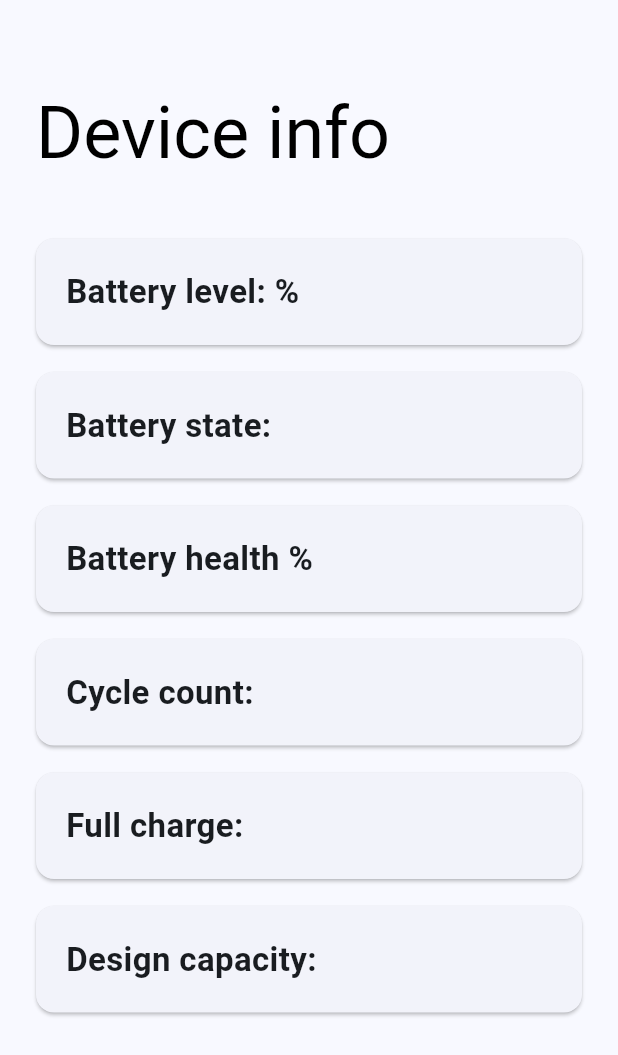
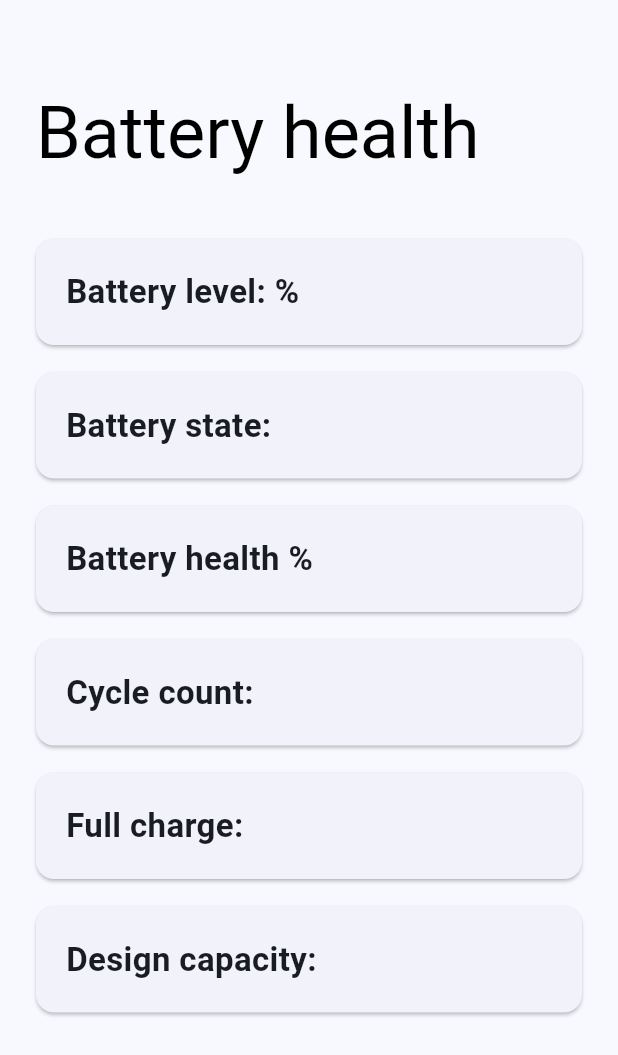
Before and after one commit to Maciek-Hetman/battery_health, a Flutter app: the BatteryHealthView widget shown alone on an empty page, opened directly with empty values, on a phone screen of 412 x 824 dp. Shown: the top 1055 px of the screen. Run offline on Flutter 3.47's test engine with Material 2 defaults, Android fonts, the phone set to English and light mode, and no system bars; drawn by our look-alikes of dynamic_color; our stand-ins replace battery_plus, device_info_plus, font_awesome_flutter, loading_indicator; missing offline and left inert: root, system_info2.

Commit message:
fix app bar title text

```diff
--- a/lib/views/battery_health_view.dart
+++ b/lib/views/battery_health_view.dart
@@ -29,7 +29,7 @@ class BatteryHealthView extends StatelessWidget {
         child: Scrollbar(
             child: CustomScrollView(
           slivers: <Widget>[
-            const ScrollingAppBar(),
+            const ScrollingAppBar("Battery health"),
             SliverList(
               delegate: SliverChildListDelegate([
                 CustomCard("Battery level: $_batteryLevel%"),
--- a/lib/views/device_info_view.dart
+++ b/lib/views/device_info_view.dart
@@ -38,7 +38,7 @@ class DeviceInfoView extends StatelessWidget {
             radius: const Radius.circular(4),
             child: CustomScrollView(
               slivers: <Widget>[
-                const ScrollingAppBar(),
+                const ScrollingAppBar("Device info"),
                 SliverList(
                   delegate: SliverChildListDelegate([
                     CustomCard("Device: $_deviceName"),
--- a/lib/widgets/app_bar_widget.dart
+++ b/lib/widgets/app_bar_widget.dart
@@ -1,7 +1,9 @@
 import 'package:flutter/material.dart';
 
 class ScrollingAppBar extends StatelessWidget {
-  const ScrollingAppBar({super.key});
+  final String _title;
+
+  const ScrollingAppBar(this._title, {super.key});
 
   @override
   Widget build(BuildContext context) {
@@ -9,7 +11,7 @@ class ScrollingAppBar extends StatelessWidget {
       expandedHeight: 150,
       flexibleSpace: FlexibleSpaceBar(
         title: Text(
-          "Device info",
+          _title,
           style: TextStyle(
               fontFamily: "Roboto",
               fontSize: 32,
```
